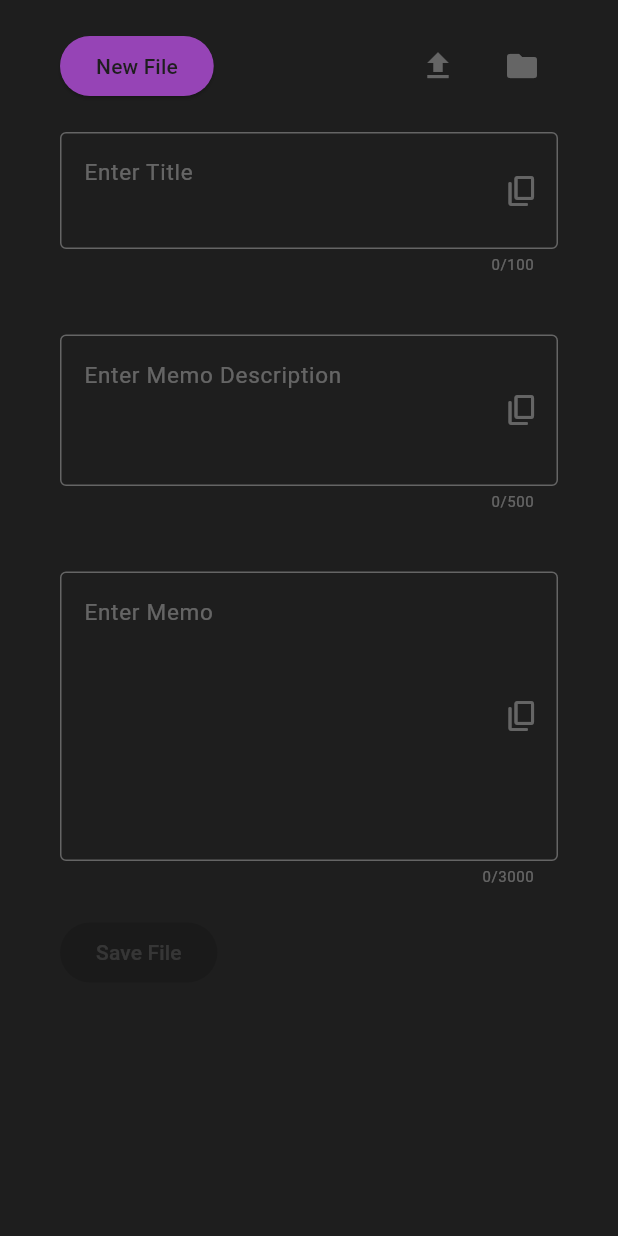
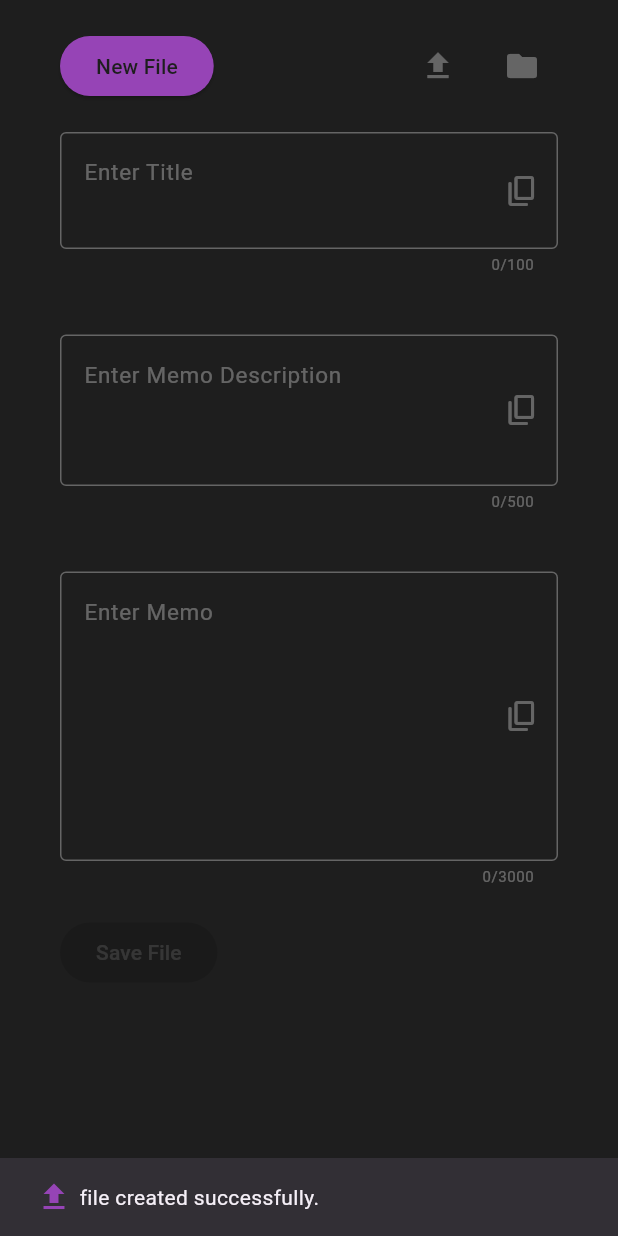
Before and after one commit to kihyun1998/meta_note, a Flutter app: the screen it shows after launch, after a tap on "New File", on a phone screen of 412 x 824 dp. Run offline on Flutter 3.47's test engine with Material 3 defaults, Android fonts, the phone set to English and light mode, and no system bars; our stand-ins replace file_picker.

Commit message:
파일 생성 기능 추가

```diff
--- a/lib/screens/home_screen.dart
+++ b/lib/screens/home_screen.dart
@@ -59,10 +59,15 @@ class _HomeScreenState extends State<HomeScreen> {
             Row(
               mainAxisAlignment: MainAxisAlignment.spaceBetween,
               children: [
-                _mainButton(() => null, 'New File'),
+                _mainButton(
+                  // 새 파일 생성
+                  () => fileService.newFile(context),
+                  'New File',
+                ),
                 Row(
                   children: [
                     _actionButton(
+                      // 파일 불러오기
                       () => fileService.loadFile(context),
                       Icons.file_upload,
                     ),
@@ -74,6 +79,7 @@ class _HomeScreenState extends State<HomeScreen> {
             ),
             const SizedBox(height: 20),
             CustomTextField(
+              // 제목 입력 텍스트 필드
               maxLength: 100,
               maxLines: 2,
               hintText: 'Enter Title',
@@ -81,6 +87,7 @@ class _HomeScreenState extends State<HomeScreen> {
             ),
             const SizedBox(height: 40),
             CustomTextField(
+              // 설명 입력 텍스트 필드
               maxLength: 500,
               maxLines: 3,
               hintText: 'Enter Memo Description',
@@ -88,6 +95,7 @@ class _HomeScreenState extends State<HomeScreen> {
             ),
             const SizedBox(height: 40),
             CustomTextField(
+              // 메모 입력 텍스트 필드
               maxLength: 3000,
               maxLines: 7,
               hintText: 'Enter Memo',
@@ -99,6 +107,7 @@ class _HomeScreenState extends State<HomeScreen> {
             Row(
               children: [
                 _mainButton(
+                    // 파일 저장 버튼
                     fileService.fieldsNotEmpty
                         ? () => fileService.saveContent(context)
                         : null,
@@ -135,6 +144,11 @@ class _HomeScreenState extends State<HomeScreen> {
     );
   }
 
+// _buttonStyle 버튼 스타일 정의 위젯
+// backgroundColor : 배경색
+// foregroundColor : 글자색
+// disabledBackgroundColor : 비활성화 배경색
+// disabledForegroundColor : 비활성화시 글자색
   ButtonStyle _buttonStyle() {
     return ElevatedButton.styleFrom(
       backgroundColor: AppTheme.accent,
--- a/lib/services/file_service.dart
+++ b/lib/services/file_service.dart
@@ -60,30 +60,50 @@ class FileService {
     }
   }
 
-  // 파일 로드
+  // 파일 로드 함수
   void loadFile(context) async {
     try {
       // 파일 가져오기 => FilePicker.platform.pickFiles()
       FilePickerResult? result = await FilePicker.platform.pickFiles();
+
+      // 파일을 잘 불러왔다면 (null이 아니라면)
       if (result != null) {
         File file = File(result.files.single.path!); // 파일 경로로 불러오기
         debugPrint(result.files.single.path);
-        _selectedFile = file;
+        _selectedFile = file; // selected file 설정
 
+        // 파일 읽기
         final fileContent = await file.readAsString();
-        final lines = fileContent.split('\n\n');
+        final lines = fileContent.split('\n\n'); // 구분자로 라인 나누기
+        // controller.text에 문자열 입력
         titleController.text = lines[1];
         descriptionController.text = lines[3];
         memoController.text = lines[5];
+
+        // 잘 끝났다는 스낵바
         SnackBarUtils.showSnackBar(
             context, Icons.upload_file, 'File uploaded successfully.');
       } else {
+        // 파일 선택 실패
         SnackBarUtils.showSnackBar(context, Icons.error, 'No file selected.');
       }
     } catch (e) {
+      // 파일 선택 실패
       SnackBarUtils.showSnackBar(context, Icons.error, 'Fails to load file');
       debugPrint("[ERROR] : ${e.toString()}");
     }
+  }
+
+  // 새 파일 생성
+  void newFile(context) {
+    // 기존 선택됐던 파일 초기화 작업
+    _selectedFile = null;
+    titleController.clear();
+    descriptionController.clear();
+    memoController.clear();
+
+    SnackBarUtils.showSnackBar(
+        context, Icons.file_upload, 'file created successfully.');
   }
 
   static String getTodayDate() {
```
